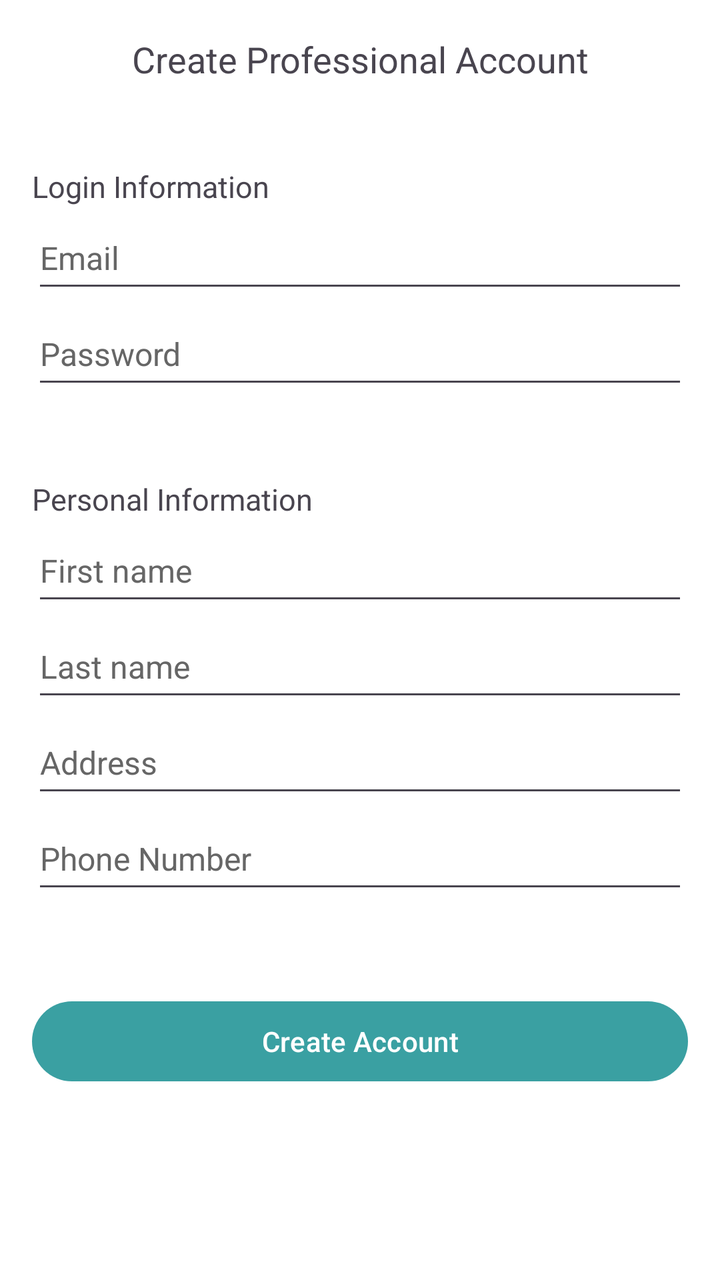
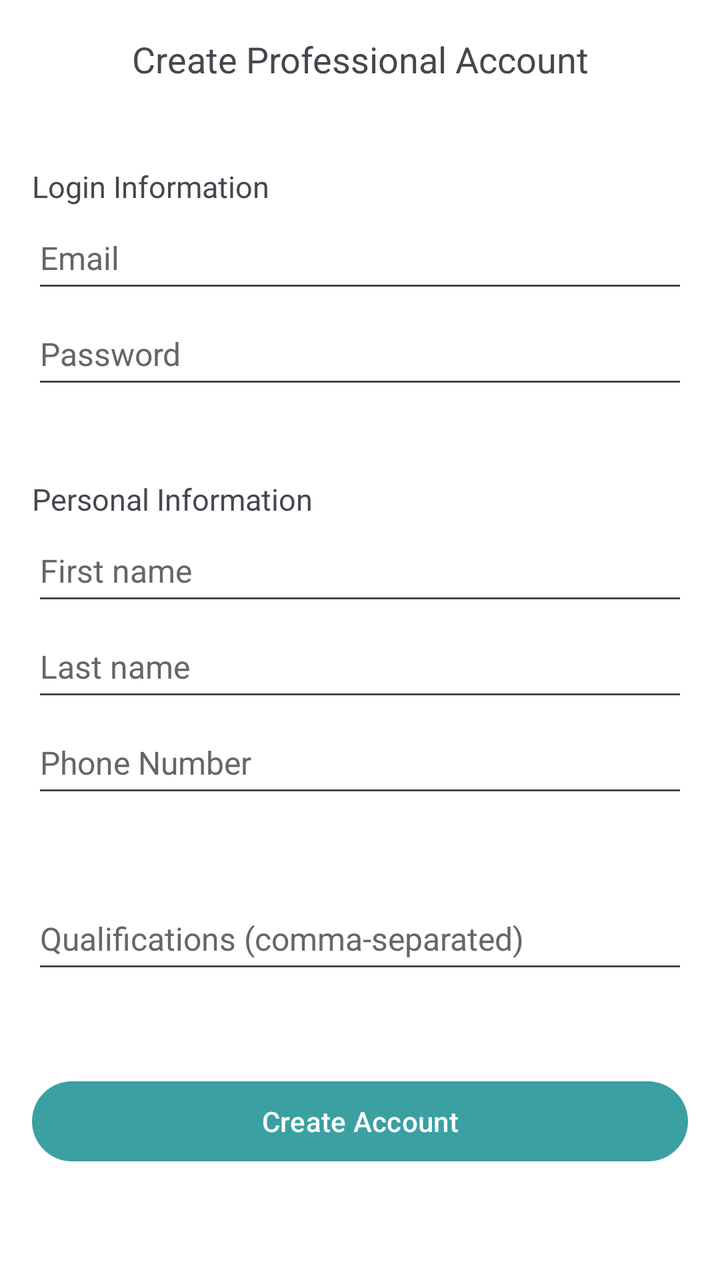

Two renders of the same Android screen: before a commit and after it. Below are the layout's source before the change and the commit's diff.
<!-- AndroidManifest.xml: application theme Theme.Sample_project -->
<!-- res/layout/create_profile_pro.xml -->
<?xml version="1.0" encoding="utf-8"?>
<androidx.constraintlayout.widget.ConstraintLayout xmlns:android="http://schemas.android.com/apk/res/android"
    xmlns:app="http://schemas.android.com/apk/res-auto"
    xmlns:tools="http://schemas.android.com/tools"
    android:layout_width="match_parent"
    android:layout_height="match_parent">

    <LinearLayout
        android:id="@+id/rootLayout"
        android:layout_width="match_parent"
        android:layout_height="match_parent"
        android:orientation="vertical"
        android:paddingLeft="16dp"
        android:paddingRight="16dp">

        <TextView
            android:id="@+id/textView"
            android:layout_width="match_parent"
            android:layout_height="27dp"
            android:layout_marginTop="16dp"
            android:gravity="center"
            android:text="Create Professional Account"
            android:textSize="18sp" />

        <TextView
            android:id="@+id/textView2"
            android:layout_width="match_parent"
            android:layout_height="wrap_content"
            android:layout_marginTop="40dp"
            android:gravity="left"
            android:text="Login Information"
            android:textSize="15sp" />

        <EditText
            android:id="@+id/emailInput"
            android:layout_width="match_parent"
            android:layout_height="wrap_content"
            android:layout_marginTop="0dp"
            android:hint="@string/user_email"
            android:importantForAutofill="no"
            android:inputType="textEmailAddress"
            android:maxWidth="320dp"
            android:minHeight="48dp"
            android:textColorHint="#666666"
            android:textSize="16sp" />

        <EditText
            android:id="@+id/passwordInput"
            android:layout_width="match_parent"
            android:layout_height="wrap_content"
            android:hint="@string/user_password"
            android:importantForAutofill="no"
            android:inputType="textPersonName"
            android:maxWidth="320dp"
            android:minHeight="48dp"
            android:textColorHint="#666666"
            android:textSize="16sp" />

        <TextView
            android:id="@+id/textView3"
            android:layout_width="match_parent"
            android:layout_height="wrap_content"
            android:layout_marginTop="40dp"
            android:gravity="left"
            android:text="Personal Information"
            android:textSize="15sp" />

        <EditText
            android:id="@+id/firstNameInput"
            android:layout_width="match_parent"
            android:layout_height="wrap_content"
            android:layout_marginTop="0dp"
            android:hint="@string/user_first_name"
            android:importantForAutofill="no"
            android:inputType="textPersonName"
            android:maxWidth="320dp"
            android:minHeight="48dp"
            android:textColorHint="#666666"
            android:textSize="16sp" />

        <EditText
            android:id="@+id/lastNameInput"
            android:layout_width="match_parent"
            android:layout_height="wrap_content"
            android:hint="@string/user_last_name"
            android:importantForAutofill="no"
            android:inputType="textPersonName"
            android:maxWidth="320dp"
            android:minHeight="48dp"
            android:textColorHint="#666666"
            android:textSize="16sp" />

        <EditText
            android:id="@+id/addressInput"
            android:layout_width="match_parent"
            android:layout_height="wrap_content"
            android:hint="@string/user_address"
            android:importantForAutofill="no"
            android:inputType="textPersonName"
            android:maxWidth="320dp"
            android:minHeight="48dp"
            android:textColorHint="#666666"
            android:textSize="16sp" />

        <EditText
            android:id="@+id/phoneInput"
            android:layout_width="match_parent"
            android:layout_height="wrap_content"
            android:hint="@string/user_phone_number"
            android:importantForAutofill="no"
            android:inputType="phone"
            android:maxWidth="320dp"
            android:minHeight="48dp"
            android:textColorHint="#666666"
            android:textSize="16sp" />

        <Button
            android:id="@+id/addProUserButton"
            android:layout_width="match_parent"
            android:layout_height="wrap_content"
            android:layout_marginTop="45dp"
            android:maxWidth="320dp"
            android:text="@string/button_add_user"
            android:textColorLink="@color/main_pro_color"
            android:textSize="14sp"
            app:backgroundTint="@color/main_pro_color" />

    </LinearLayout>


</androidx.constraintlayout.widget.ConstraintLayout>
<!-- resources referenced by this layout -->
<resources>
  <color name="main_pro_color">#3AA0A2</color>
  <string name="button_add_user">Create Account</string>
  <string name="user_address">Address</string>
  <string name="user_email">Email</string>
  <string name="user_first_name">First name</string>
  <string name="user_last_name">Last name</string>
  <string name="user_password">Password</string>
  <string name="user_phone_number">Phone Number</string>
  <style name="Theme.Sample_project" parent="Base.Theme.Sample_project" />
  <style name="Base.Theme.Sample_project" parent="Theme.Material3.DayNight.NoActionBar">
          
          
          <item name="android:windowBackground">@color/cardview_light_background</item>
      </style>
</resources>

<!-- the commit's change to res/layout/create_profile_pro.xml (unified diff, before → after) -->
@@ -91,24 +91,25 @@
             android:textSize="16sp" />
 
         <EditText
-            android:id="@+id/addressInput"
+            android:id="@+id/phoneInput"
             android:layout_width="match_parent"
             android:layout_height="wrap_content"
-            android:hint="@string/user_address"
+            android:hint="@string/user_phone_number"
             android:importantForAutofill="no"
-            android:inputType="textPersonName"
+            android:inputType="phone"
             android:maxWidth="320dp"
             android:minHeight="48dp"
             android:textColorHint="#666666"
             android:textSize="16sp" />
 
         <EditText
-            android:id="@+id/phoneInput"
+            android:id="@+id/qualificationsInput"
             android:layout_width="match_parent"
             android:layout_height="wrap_content"
-            android:hint="@string/user_phone_number"
+            android:layout_marginTop="40dp"
+            android:hint="@string/user_qualifications"
             android:importantForAutofill="no"
-            android:inputType="phone"
+            android:inputType="textPersonName"
             android:maxWidth="320dp"
             android:minHeight="48dp"
             android:textColorHint="#666666"
<!-- resource entries referenced after the edit -->
@@ -2,12 +2,12 @@
 <resources>
   <color name="main_pro_color">#3AA0A2</color>
   <string name="button_add_user">Create Account</string>
-  <string name="user_address">Address</string>
   <string name="user_email">Email</string>
   <string name="user_first_name">First name</string>
   <string name="user_last_name">Last name</string>
   <string name="user_password">Password</string>
   <string name="user_phone_number">Phone Number</string>
+  <string name="user_qualifications">Qualifications (comma-separated)</string>
   <style name="Theme.Sample_project" parent="Base.Theme.Sample_project" />
   <style name="Base.Theme.Sample_project" parent="Theme.Material3.DayNight.NoActionBar">
           
